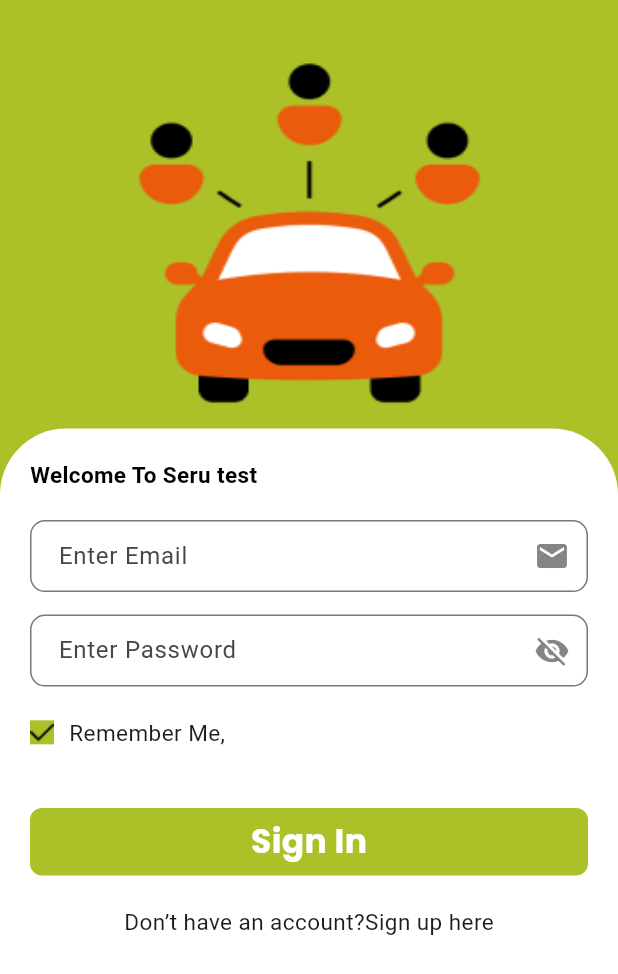
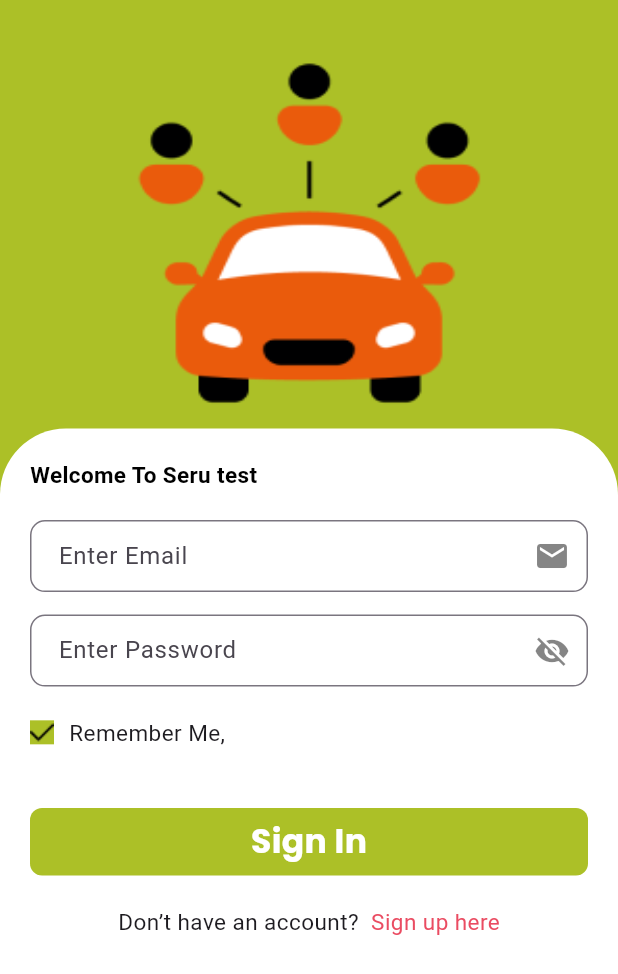
Before and after one commit to uzzalbiswas171/SERU-MOBILE-APPS, a Flutter app: the RegisterScreen screen opened directly, after a tap on "Register", on a phone screen of 412 x 824 dp. Shown: the top 974 px of the screen. Run offline on Flutter 3.47's test engine with Material 3 defaults, Android fonts, the light colour scheme and no system bars; our stand-ins replace animated_notch_bottom_bar, another_flushbar, carousel_slider, elegant_notification, get_storage, google_fonts and 1 more; accounts and stored records are empty; network calls fail.

Commit message:
done live exam

```diff
--- a/lib/View/Auth/Login/screens/login_screen.dart
+++ b/lib/View/Auth/Login/screens/login_screen.dart
@@ -133,7 +133,7 @@ class _LoginScreenState extends State<LoginScreen> {
                                   onTap: () {
 Navigator.push(context, MaterialPageRoute(builder: (context) => RegisterScreen(),));
                                   },
-                                  child: CustomText(text: "Sign up here", fontSize: 15, fontWeight:FontWeight.w400,))
+                                  child: CustomText(text: "  Sign up here",text_color: redColor ,fontSize: 15, fontWeight:FontWeight.w400,))
                             ],
                           ),
                         ),
--- a/lib/View/Auth/RegisterScreen/register_screem.dart
+++ b/lib/View/Auth/RegisterScreen/register_screem.dart
@@ -108,10 +108,10 @@ class _RegisterScreenState extends State<RegisterScreen> {
                         },
                         icon:Icon(is_show_pass==true?Icons.visibility_off:Icons.visibility,color:  main_text_blac_color.withOpacity(0.6),),color: main_text_blac_color.withOpacity(0.6),)),
 
-
                       SizedBox(
                         height: 40,
                       ),
+
                       CustomButton(
                           onTap: () {
                             Navigator.push(context, MaterialPageRoute(builder: (context) => LoginScreen(),));
@@ -145,9 +145,10 @@ class _RegisterScreenState extends State<RegisterScreen> {
                                   child: CustomText(
                                     text: " Login in here",
                                     fontSize: 15,
-                                    text_color: Colors.deepOrange,
+                                    text_color: redColor,
                                     fontWeight: FontWeight.w500,
-                                  ))
+                                  ),
+                              ),
                             ],
                           ),
                         ),
--- a/lib/View/BootomBar/ProfileScreen/LiveExamScreen/live_exam_screen.dart
+++ b/lib/View/BootomBar/ProfileScreen/LiveExamScreen/live_exam_screen.dart
@@ -1,5 +1,6 @@
 import 'dart:async';
 
+import 'package:elegant_notification/elegant_notification.dart';
 import 'package:flutter/material.dart';
 import 'package:seru_test_project/CustomWidget/CustomAppbar/custom_individual_appbar.dart';
 import 'package:seru_test_project/CustomWidget/CustomButton/custom_button.dart';
@@ -15,18 +16,54 @@ class LiveExamScreen extends StatefulWidget {
 }
 
 class _LiveExamScreenState extends State<LiveExamScreen> {
-int count=180;
+int count=10;
+void itmer(){
+  Timer.periodic(const Duration(seconds: 1), (timer) {
+    print("timeeeee  eee   e eee ${timer.tick}");
+    if(timer.tick==10) {
+      ElegantNotification(
+        borderRadius: BorderRadius.circular(11),
+        width: 380,
+        iconSize: 25,
+        background: Colors.green,
+        progressIndicatorBackground: Colors.green,
+        progressIndicatorColor: Colors.red,
+        // position: Alignment.center,
+        title: CustomText(fontSize: 16, fontWeight: FontWeight.w500, text: "Answer submitted successfully",  text_color: Colors.white),
+        description: CustomText(fontSize: 14, fontWeight: FontWeight.w400, text: "Please wait for result" , text_color: Colors.white),
+        onDismiss: () {
+          print('Message when the notification is dismissed');
+        }, icon: Icon(Icons.info_outlined,color:Colors.black,),
+      ).show(context);
+      timer.cancel();
+      Navigator.pop(context);
+      ElegantNotification(
+        borderRadius: BorderRadius.circular(11),
+        width: 380,
+        iconSize: 25,
+        background: Colors.green,
+        progressIndicatorBackground: Colors.green,
+        progressIndicatorColor: Colors.red,
+        // position: Alignment.center,
+        title: CustomText(fontSize: 16, fontWeight: FontWeight.w500, text: "Answer submitted successfully",  text_color: Colors.white),
+        description: CustomText(fontSize: 14, fontWeight: FontWeight.w400, text: "Please wait for result" , text_color: Colors.white),
+        onDismiss: () {
+          print('Message when the notification is dismissed');
+        }, icon: Icon(Icons.info_outlined,color:Colors.black,),
+      ).show(context);
+    }else{
+      setState(() {
+        count--;
+      });
+    }
+  });
+}
 @override
-  void didChangeDependencies() async{
-  await Timer.periodic(Duration(seconds: 1), (timer) {
-     setState(() {
-       print("${timer.tick}");
-       count--;
-     });
-  });
-    // TODO: implement didChangeDependencies
-    super.didChangeDependencies();
-  }
+void initState() {
+  itmer();
+  // TODO: implement initState
+  super.initState();
+}
 
 
 @override
--- a/lib/View/BootomBar/ProfileScreen/ModelTestScreen/model_test_screen.dart
+++ b/lib/View/BootomBar/ProfileScreen/ModelTestScreen/model_test_screen.dart
@@ -52,9 +52,7 @@ class _ModelTestScreenState extends State<ModelTestScreen> {
 
                             },) ,
                             QuestionPartA(text_question: "B for Ball", is_check: index%3 ==0?true:false, onTap: () {
-
                             },)
-
                           ],
                         ),
                         SizedBox(height: 7,),
@@ -66,7 +64,6 @@ class _ModelTestScreenState extends State<ModelTestScreen> {
                             QuestionPartA(text_question: "D for Ball", is_check: index%5 ==0?true:false, onTap: () {
 
                             },)
-
                           ],
                         ),
                       ],
--- a/lib/View/BootomBar/ProfileScreen/prfile_screen.dart
+++ b/lib/View/BootomBar/ProfileScreen/prfile_screen.dart
@@ -103,7 +103,7 @@ class _ProfileScreenState extends State<ProfileScreen> {
                         },label: Text("No",style: TextStyle(color: Colors.black),)),
 
                         ActionChip(onPressed: () {
-                          Navigator.push(context, MaterialPageRoute(builder: (context) => LiveExamScreen(),));
+                          Navigator.pushReplacement(context, MaterialPageRoute(builder: (context) => LiveExamScreen(),));
 
                         },label: Text("Yes",style: TextStyle(color: Colors.black),)),
 
--- a/pubspec.yaml
+++ b/pubspec.yaml
@@ -51,6 +51,8 @@ dependencies:
   animated_notch_bottom_bar: ^1.0.3
   youtube_player_flutter: ^9.0.1
   chewie: ^1.8.1
+
+  elegant_notification: ^2.2.1
 
 dev_dependencies:
   flutter_test:
```
Also changed, not shown: pubspec.lock.
